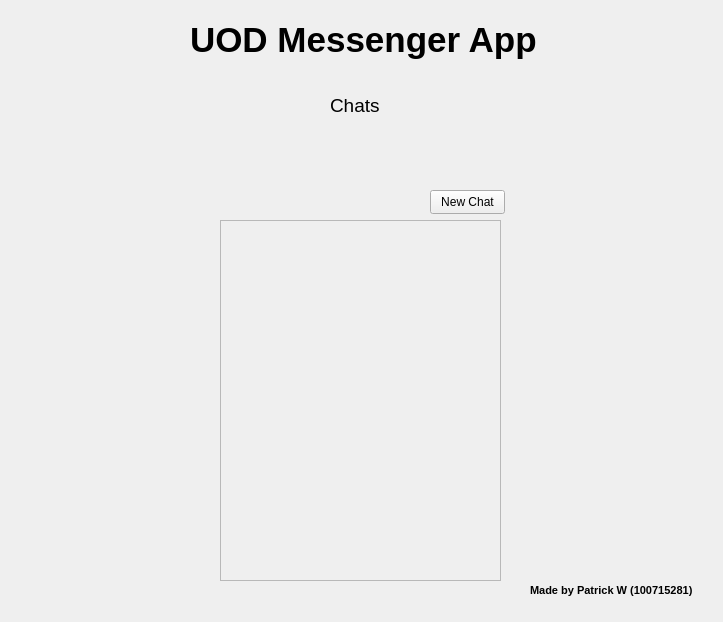
The window that PyQT6 Practice/UIs/Login_Register.ui (Patrick-Wigley/Messenger-App) describes before a commit, drawn with Qt 5.
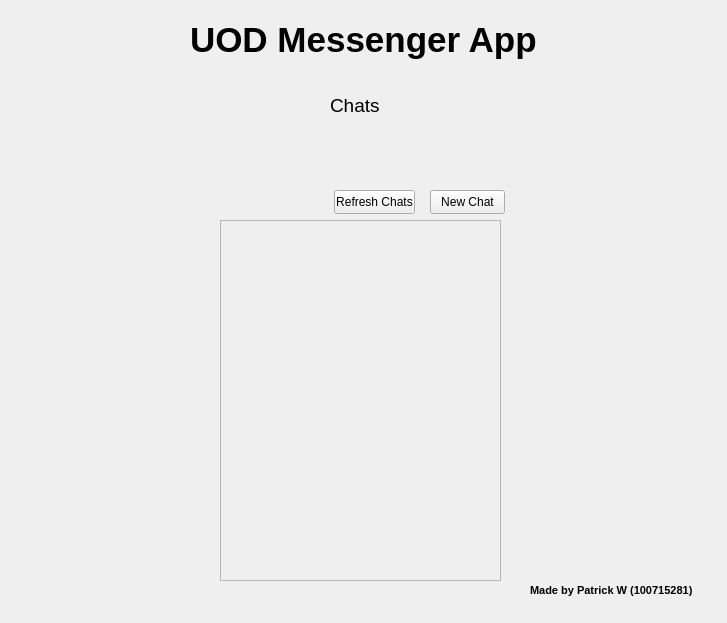
The same window after the commit. The open tabs and pages were chosen to show the change.

```diff
--- a/PyQT6 Practice/UIs/Login_Register.ui
+++ b/PyQT6 Practice/UIs/Login_Register.ui
@@ -6,8 +6,8 @@
    <rect>
     <x>0</x>
     <y>0</y>
-    <width>723</width>
-    <height>622</height>
+    <width>727</width>
+    <height>623</height>
    </rect>
   </property>
   <property name="windowTitle">
@@ -321,6 +321,19 @@
          <layout class="QVBoxLayout" name="verticalLayout"/>
         </widget>
        </widget>
+       <widget class="QPushButton" name="refresh_btn">
+        <property name="geometry">
+         <rect>
+          <x>304</x>
+          <y>130</y>
+          <width>81</width>
+          <height>24</height>
+         </rect>
+        </property>
+        <property name="text">
+         <string>Refresh Chats</string>
+        </property>
+       </widget>
       </widget>
       <widget class="QWidget" name="Chat">
        <widget class="QScrollArea" name="chat_history_scroll_area">
```
Left out of the diff: 5 changed lines with no effect on the pictures.
